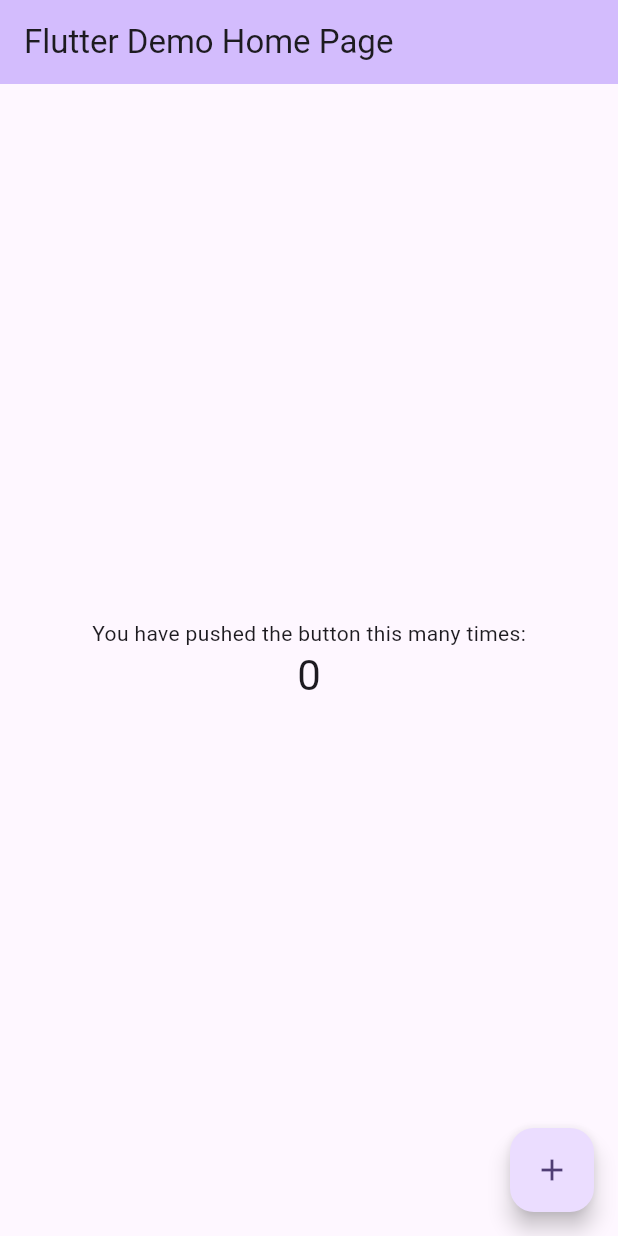
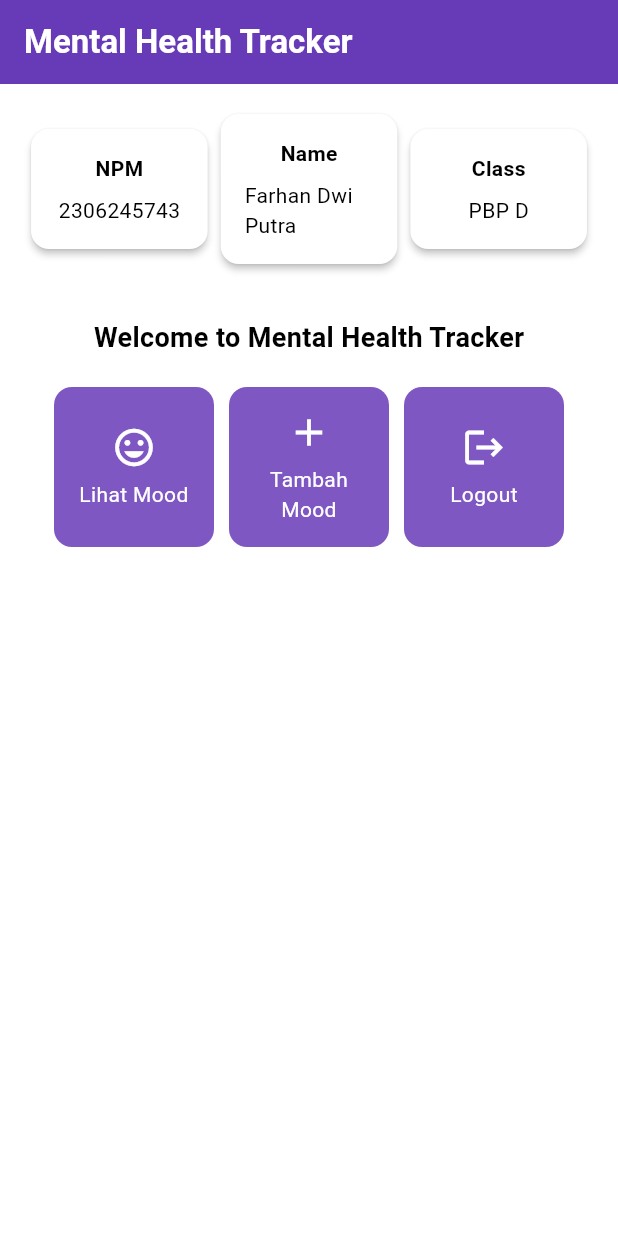
Before and after one commit to farhandp22/Mental-Health-Tracker-Mobile, a Flutter app: the screen it shows after launch, on a phone screen of 412 x 824 dp. Run offline on Flutter 3.47's test engine with Material 3 defaults, Android fonts, the phone set to English and light mode, and no system bars.

Commit message:
tutorial 6 selesai

```diff
--- a/lib/main.dart
+++ b/lib/main.dart
@@ -1,5 +1,5 @@
 import 'package:flutter/material.dart';
-
+import 'package:mental_health_tracker/menu.dart';
 void main() {
   runApp(const MyApp());
 }
@@ -10,6 +10,7 @@ class MyApp extends StatelessWidget {
   // This widget is the root of your application.
   @override
   Widget build(BuildContext context) {
+
     return MaterialApp(
       title: 'Flutter Demo',
       theme: ThemeData(
@@ -28,98 +29,11 @@ class MyApp extends StatelessWidget {
         //
         // This works for code too, not just values: Most code changes can be
         // tested with just a hot reload.
-        colorScheme: ColorScheme.fromSeed(seedColor: Colors.deepPurple),
+        colorScheme: ColorScheme.fromSwatch(primarySwatch: Colors.deepPurple,
+          ).copyWith(secondary: Colors.deepPurple[400]),
         useMaterial3: true,
       ),
-      home: const MyHomePage(title: 'Flutter Demo Home Page'),
+      home: MyHomePage(),
     );
   }
 }
-
-class MyHomePage extends StatefulWidget {
-  const MyHomePage({super.key, required this.title});
-
-  // This widget is the home page of your application. It is stateful, meaning
-  // that it has a State object (defined below) that contains fields that affect
-  // how it looks.
-
-  // This class is the configuration for the state. It holds the values (in this
-  // case the title) provided by the parent (in this case the App widget) and
-  // used by the build method of the State. Fields in a Widget subclass are
-  // always marked "final".
-
-  final String title;
-
-  @override
-  State<MyHomePage> createState() => _MyHomePageState();
-}
-
-class _MyHomePageState extends State<MyHomePage> {
-  int _counter = 0;
-
-  void _incrementCounter() {
-    setState(() {
-      // This call to setState tells the Flutter framework that something has
-      // changed in this State, which causes it to rerun the build method below
-      // so that the display can reflect the updated values. If we changed
-      // _counter without calling setState(), then the build method would not be
-      // called again, and so nothing would appear to happen.
-      _counter++;
-    });
-  }
-
-  @override
-  Widget build(BuildContext context) {
-    // This method is rerun every time setState is called, for instance as done
-    // by the _incrementCounter method above.
-    //
-    // The Flutter framework has been optimized to make rerunning build methods
-    // fast, so that you can just rebuild anything that needs updating rather
-    // than having to individually change instances of widgets.
-    return Scaffold(
-      appBar: AppBar(
-        // TRY THIS: Try changing the color here to a specific color (to
-        // Colors.amber, perhaps?) and trigger a hot reload to see the AppBar
-        // change color while the other colors stay the same.
-        backgroundColor: Theme.of(context).colorScheme.inversePrimary,
-        // Here we take the value from the MyHomePage object that was created by
-        // the App.build method, and use it to set our appbar title.
-        title: Text(widget.title),
-      ),
-      body: Center(
-        // Center is a layout widget. It takes a single child and positions it
-        // in the middle of the parent.
-        child: Column(
-          // Column is also a layout widget. It takes a list of children and
-          // arranges them vertically. By default, it sizes itself to fit its
-          // children horizontally, and tries to be as tall as its parent.
-          //
-          // Column has various properties to control how it sizes itself and
-          // how it positions its children. Here we use mainAxisAlignment to
-          // center the children vertically; the main axis here is the vertical
-          // axis because Columns are vertical (the cross axis would be
-          // horizontal).
-          //
-          // TRY THIS: Invoke "debug painting" (choose the "Toggle Debug Paint"
-          // action in the IDE, or press "p" in the console), to see the
-          // wireframe for each widget.
-          mainAxisAlignment: MainAxisAlignment.center,
-          children: <Widget>[
-            const Text(
-              'You have pushed the button this many times:',
-            ),
-            Text(
-              '$_counter',
-              style: Theme.of(context).textTheme.headlineMedium,
-            ),
-          ],
-        ),
-      ),
-      floatingActionButton: FloatingActionButton(
-        onPressed: _incrementCounter,
-        tooltip: 'Increment',
-        child: const Icon(Icons.add),
-      ), // This trailing comma makes auto-formatting nicer for build methods.
-    );
-  }
-}
--- /dev/null
+++ b/lib/menu.dart
@@ -0,0 +1,198 @@
+import 'package:flutter/material.dart';
+
+class MyHomePage extends StatelessWidget {
+    final String npm = '2306245743'; // NPM
+    final String name = 'Farhan Dwi Putra'; // Nama
+    final String className = 'PBP D'; // Kelas
+
+  MyHomePage({super.key});
+  final List<ItemHomepage> items = [
+         ItemHomepage("Lihat Mood", Icons.mood),
+         ItemHomepage("Tambah Mood", Icons.add),
+         ItemHomepage("Logout", Icons.logout),
+     ];
+
+  // This widget is the home page of your application. It is stateful, meaning
+  // that it has a State object (defined below) that contains fields that affect
+  // how it looks.
+
+  // This class is the configuration for the state. It holds the values (in this
+  // case the title) provided by the parent (in this case the App widget) and
+  // used by the build method of the State. Fields in a Widget subclass are
+  // always marked "final".
+  @override
+  Widget build(BuildContext context) {
+    // Scaffold menyediakan struktur dasar halaman dengan AppBar dan body.
+    return Scaffold(
+      // AppBar adalah bagian atas halaman yang menampilkan judul.
+      appBar: AppBar(
+        // Judul aplikasi "Mental Health Tracker" dengan teks putih dan tebal.
+        title: const Text(
+          'Mental Health Tracker',
+          style: TextStyle(
+            color: Colors.white,
+            fontWeight: FontWeight.bold,
+          ),
+        ),
+        // Warna latar belakang AppBar diambil dari skema warna tema aplikasi.
+        backgroundColor: Theme.of(context).colorScheme.primary,
+      ),
+      // Body halaman dengan padding di sekelilingnya.
+      body: Padding(
+        padding: const EdgeInsets.all(16.0),
+        // Menyusun widget secara vertikal dalam sebuah kolom.
+        child: Column(
+          crossAxisAlignment: CrossAxisAlignment.center,
+          children: [
+            // Row untuk menampilkan 3 InfoCard secara horizontal.
+            Row(
+              mainAxisAlignment: MainAxisAlignment.spaceEvenly,
+              children: [
+                InfoCard(title: 'NPM', content: npm),
+                InfoCard(title: 'Name', content: name),
+                InfoCard(title: 'Class', content: className),
+              ],
+            ),
+
+            // Memberikan jarak vertikal 16 unit.
+            const SizedBox(height: 16.0),
+
+            // Menempatkan widget berikutnya di tengah halaman.
+            Center(
+              child: Column(
+                // Menyusun teks dan grid item secara vertikal.
+
+                children: [
+                  // Menampilkan teks sambutan dengan gaya tebal dan ukuran 18.
+                  const Padding(
+                    padding: EdgeInsets.only(top: 16.0),
+                    child: Text(
+                      'Welcome to Mental Health Tracker',
+                      style: TextStyle(
+                        fontWeight: FontWeight.bold,
+                        fontSize: 18.0,
+                      ),
+                    ),
+                  ),
+
+                  // Grid untuk menampilkan ItemCard dalam bentuk grid 3 kolom.
+                  GridView.count(
+                    primary: true,
+                    padding: const EdgeInsets.all(20),
+                    crossAxisSpacing: 10,
+                    mainAxisSpacing: 10,
+                    crossAxisCount: 3,
+                    // Agar grid menyesuaikan tinggi kontennya.
+                    shrinkWrap: true,
+
+                    // Menampilkan ItemCard untuk setiap item dalam list items.
+                    children: items.map((ItemHomepage item) {
+                      return ItemCard(item);
+                    }).toList(),
+                  ),
+                ],
+              ),
+            ),
+          ],
+        ),
+      ),
+    );
+  }
+}
+
+
+
+
+
+class InfoCard extends StatelessWidget {
+  // Kartu informasi yang menampilkan title dan content.
+
+  final String title;  // Judul kartu.
+  final String content;  // Isi kartu.
+
+  const InfoCard({super.key, required this.title, required this.content});
+
+  @override
+  Widget build(BuildContext context) {
+    return Card(
+      // Membuat kotak kartu dengan bayangan dibawahnya.
+      elevation: 2.0,
+      child: Container(
+        // Mengatur ukuran dan jarak di dalam kartu.
+        width: MediaQuery.of(context).size.width / 3.5, // menyesuaikan dengan lebar device yang digunakan.
+        padding: const EdgeInsets.all(16.0),
+        // Menyusun title dan content secara vertikal.
+        child: Column(
+          children: [
+            Text(
+              title,
+              style: const TextStyle(fontWeight: FontWeight.bold),
+            ),
+            const SizedBox(height: 8.0),
+            Text(content),
+          ],
+        ),
+      ),
+    );
+  }
+}
+class ItemHomepage {
+     final String name;
+     final IconData icon;
+
+     ItemHomepage(this.name, this.icon);
+ }
+
+ class ItemCard extends StatelessWidget {
+  // Menampilkan kartu dengan ikon dan nama.
+
+  final ItemHomepage item;
+
+  const ItemCard(this.item, {super.key});
+
+  @override
+  Widget build(BuildContext context) {
+    return Material(
+      // Menentukan warna latar belakang dari tema aplikasi.
+      color: Theme.of(context).colorScheme.secondary,
+      // Membuat sudut kartu melengkung.
+      borderRadius: BorderRadius.circular(12),
+
+      child: InkWell(
+        // Aksi ketika kartu ditekan.
+        onTap: () {
+          // Menampilkan pesan SnackBar saat kartu ditekan.
+          ScaffoldMessenger.of(context)
+            ..hideCurrentSnackBar()
+            ..showSnackBar(
+              SnackBar(content: Text("Kamu telah menekan tombol ${item.name}!"))
+            );
+        },
+        // Container untuk menyimpan Icon dan Text
+        child: Container(
+          padding: const EdgeInsets.all(8),
+          child: Center(
+            child: Column(
+              // Menyusun ikon dan teks di tengah kartu.
+              mainAxisAlignment: MainAxisAlignment.center,
+              children: [
+                Icon(
+                  item.icon,
+                  color: Colors.white,
+                  size: 30.0,
+                ),
+                const Padding(padding: EdgeInsets.all(3)),
+                Text(
+                  item.name,
+                  textAlign: TextAlign.center,
+                  style: const TextStyle(color: Colors.white),
+                ),
+              ],
+            ),
+          ),
+        ),
+      ),
+    );
+  }
+
+}
```
